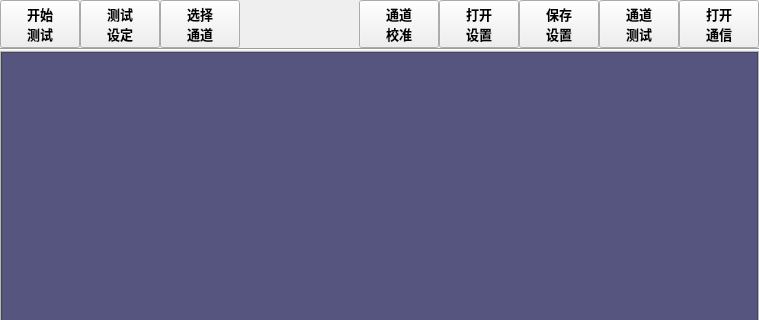
Before: the Qt Designer form MulitChannalBox/clsMultiChannaeBox.ui in caicaiking/WKEFactoryView2014, drawn with Qt 5; both pictures show x 0 to 759 and y 0 to 320 of the 759 by 698 pixel window.
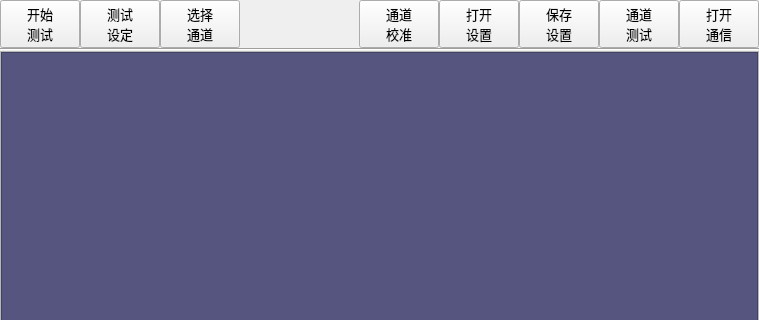
After: the same form once the commit is applied. Icons and pictures are not drawn.

```diff
--- a/MulitChannalBox/clsMultiChannaeBox.ui
+++ b/MulitChannalBox/clsMultiChannaeBox.ui
@@ -51,8 +51,8 @@
          <font>
           <family>楷体</family>
           <pointsize>10</pointsize>
-          <weight>75</weight>
-          <bold>true</bold>
+          <weight>50</weight>
+          <bold>false</bold>
          </font>
         </property>
         <property name="text">
@@ -83,8 +83,8 @@
          <font>
           <family>楷体</family>
           <pointsize>10</pointsize>
-          <weight>75</weight>
-          <bold>true</bold>
+          <weight>50</weight>
+          <bold>false</bold>
          </font>
         </property>
         <property name="text">
@@ -115,8 +115,8 @@
          <font>
           <family>楷体</family>
           <pointsize>10</pointsize>
-          <weight>75</weight>
-          <bold>true</bold>
+          <weight>50</weight>
+          <bold>false</bold>
          </font>
         </property>
         <property name="text">
@@ -160,8 +160,8 @@
          <font>
           <family>楷体</family>
           <pointsize>10</pointsize>
-          <weight>75</weight>
-          <bold>true</bold>
+          <weight>50</weight>
+          <bold>false</bold>
          </font>
         </property>
         <property name="text">
@@ -192,8 +192,8 @@
          <font>
           <family>楷体</family>
           <pointsize>10</pointsize>
-          <weight>75</weight>
-          <bold>true</bold>
+          <weight>50</weight>
+          <bold>false</bold>
          </font>
         </property>
         <property name="text">
@@ -224,8 +224,8 @@
          <font>
           <family>楷体</family>
           <pointsize>10</pointsize>
-          <weight>75</weight>
-          <bold>true</bold>
+          <weight>50</weight>
+          <bold>false</bold>
          </font>
         </property>
         <property name="text">
@@ -256,8 +256,8 @@
          <font>
           <family>楷体</family>
           <pointsize>10</pointsize>
-          <weight>75</weight>
-          <bold>true</bold>
+          <weight>50</weight>
+          <bold>false</bold>
          </font>
         </property>
         <property name="text">
@@ -288,8 +288,8 @@
          <font>
           <family>楷体</family>
           <pointsize>10</pointsize>
-          <weight>75</weight>
-          <bold>true</bold>
+          <weight>50</weight>
+          <bold>false</bold>
          </font>
         </property>
         <property name="text">
```
Left out of the diff: 24 changed lines with no effect on the pictures.
